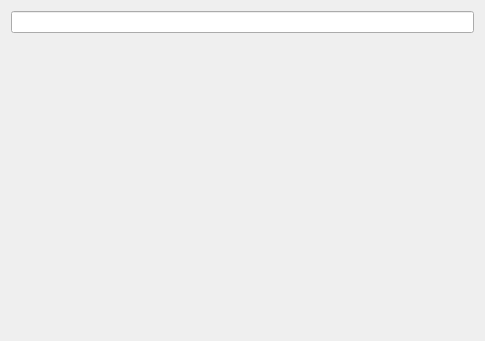
Qt form Control/ControlManager/controlmanagermainwindow.ui (Demonist/TCS) before a commit.
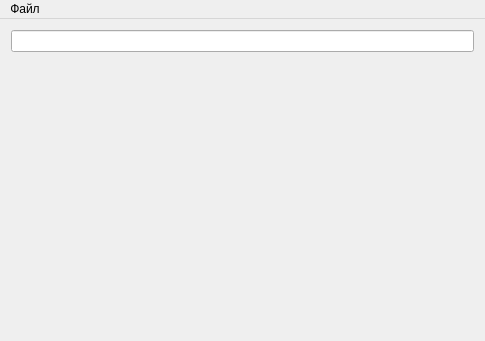
The same form after that commit.

The edit to the form file:
```diff
--- a/Control/ControlManager/controlmanagermainwindow.ui
+++ b/Control/ControlManager/controlmanagermainwindow.ui
@@ -36,6 +36,15 @@
      <height>21</height>
     </rect>
    </property>
+   <widget class="QMenu" name="menu">
+    <property name="title">
+     <string>Файл</string>
+    </property>
+    <addaction name="aOpenNewDB"/>
+    <addaction name="aAddThisDB"/>
+    <addaction name="aExit"/>
+   </widget>
+   <addaction name="menu"/>
   </widget>
  </widget>
  <layoutdefault spacing="6" margin="11"/>
```
Left out of the diff: 19 changed lines with no effect on the pictures.
